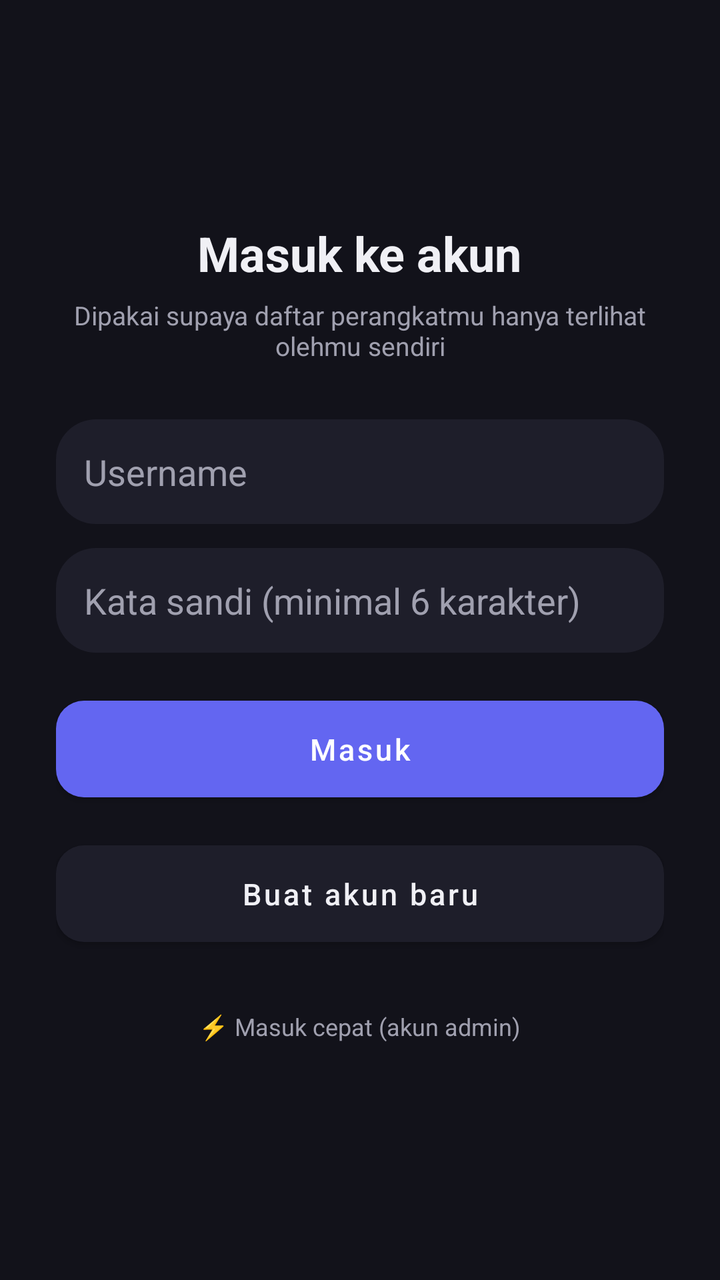
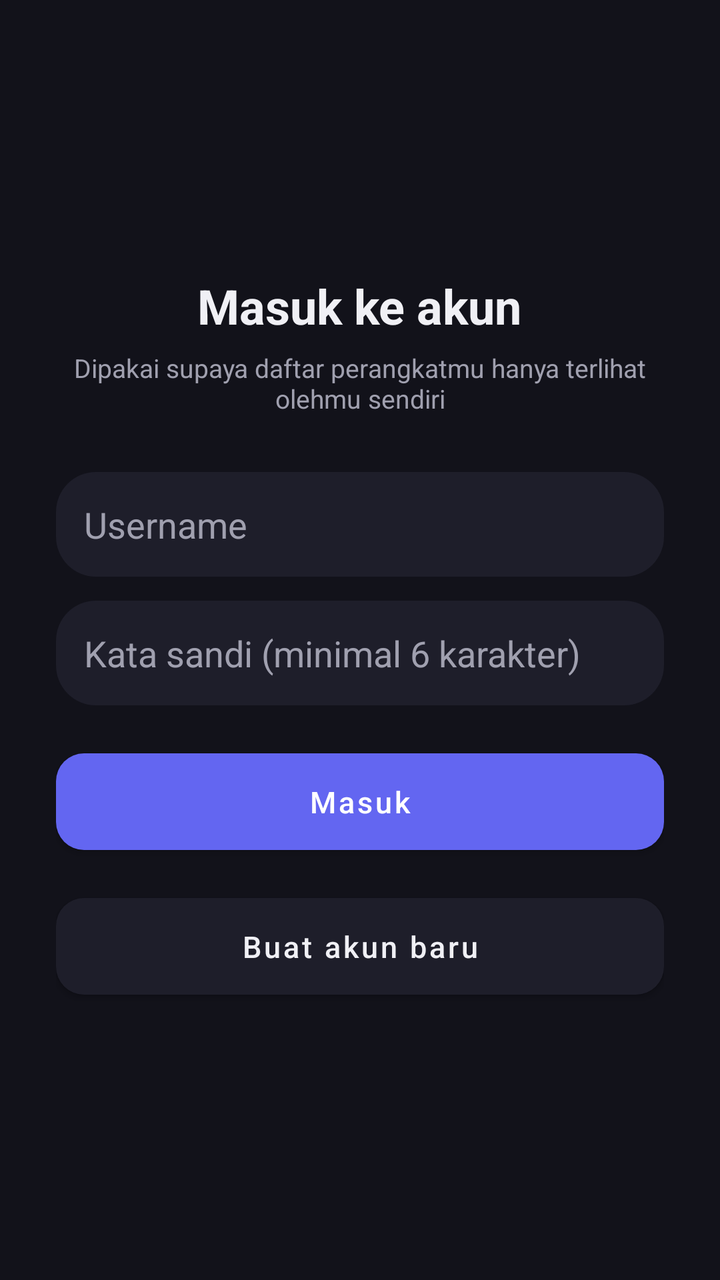

Before-and-after screenshots of an Android layout around one commit, followed by the original layout XML and the change that was made.
<!-- AndroidManifest.xml: application theme Theme.RemoteCtl -->
<!-- res/layout/activity_login.xml -->
<?xml version="1.0" encoding="utf-8"?>
<LinearLayout xmlns:android="http://schemas.android.com/apk/res/android"
    android:layout_width="match_parent"
    android:layout_height="match_parent"
    android:background="@color/bg"
    android:orientation="vertical"
    android:gravity="center"
    android:padding="28dp">

    <TextView
        android:layout_width="wrap_content"
        android:layout_height="wrap_content"
        android:text="Masuk ke akun"
        android:textColor="@color/text_primary"
        android:textSize="24sp"
        android:textStyle="bold" />

    <TextView
        android:layout_width="wrap_content"
        android:layout_height="wrap_content"
        android:layout_marginTop="6dp"
        android:layout_marginBottom="28dp"
        android:text="Dipakai supaya daftar perangkatmu hanya terlihat olehmu sendiri"
        android:textColor="@color/text_secondary"
        android:textSize="13sp"
        android:gravity="center" />

    <EditText
        android:id="@+id/editUsername"
        android:layout_width="match_parent"
        android:layout_height="wrap_content"
        android:background="@drawable/bg_card"
        android:padding="14dp"
        android:hint="Username"
        android:textColorHint="@color/text_secondary"
        android:textColor="@color/text_primary"
        android:inputType="text" />

    <EditText
        android:id="@+id/editPassword"
        android:layout_width="match_parent"
        android:layout_height="wrap_content"
        android:layout_marginTop="12dp"
        android:background="@drawable/bg_card"
        android:padding="14dp"
        android:hint="Kata sandi (minimal 6 karakter)"
        android:textColorHint="@color/text_secondary"
        android:textColor="@color/text_primary"
        android:inputType="textPassword" />

    <TextView
        android:id="@+id/txtError"
        android:layout_width="match_parent"
        android:layout_height="wrap_content"
        android:layout_marginTop="10dp"
        android:textColor="@color/danger"
        android:textSize="13sp"
        android:visibility="gone" />

    <com.google.android.material.button.MaterialButton
        android:id="@+id/btnLogin"
        style="@style/RoundedButton"
        android:layout_width="match_parent"
        android:layout_height="wrap_content"
        android:layout_marginTop="18dp"
        android:text="Masuk" />

    <com.google.android.material.button.MaterialButton
        android:id="@+id/btnRegister"
        style="@style/RoundedButton.Secondary"
        android:layout_width="match_parent"
        android:layout_height="wrap_content"
        android:layout_marginTop="12dp"
        android:text="Buat akun baru" />

    <TextView
        android:id="@+id/btnQuickLogin"
        android:layout_width="wrap_content"
        android:layout_height="wrap_content"
        android:layout_marginTop="20dp"
        android:padding="8dp"
        android:text="⚡ Masuk cepat (akun admin)"
        android:textColor="@color/text_secondary"
        android:textSize="12sp" />

</LinearLayout>
<!-- resources referenced by this layout -->
<resources>
  <color name="bg">#12121A</color>
  <color name="danger">#F87171</color>
  <color name="text_primary">#F0F0F5</color>
  <color name="text_secondary">#A0A0AF</color>
  <!-- drawable bg_card (drawable) -->
  <?xml version="1.0" encoding="utf-8"?>
  <shape xmlns:android="http://schemas.android.com/apk/res/android" android:shape="rectangle">
      <solid android:color="@color/surface" />
      <corners android:radius="20dp" />
  </shape>
  <style name="RoundedButton" parent="Widget.MaterialComponents.Button">
          <item name="cornerRadius">14dp</item>
          <item name="android:textAllCaps">false</item>
          <item name="android:textSize">15sp</item>
          <item name="android:paddingTop">14dp</item>
          <item name="android:paddingBottom">14dp</item>
          <item name="backgroundTint">@color/primary</item>
      </style>
  <style name="RoundedButton.Secondary">
          <item name="backgroundTint">@color/surface</item>
          <item name="android:textColor">@color/text_primary</item>
      </style>
  <style name="Theme.RemoteCtl" parent="Theme.MaterialComponents.DayNight.NoActionBar">
          <item name="colorPrimary">@color/primary</item>
          <item name="colorPrimaryDark">@color/primary_dark</item>
          <item name="colorAccent">@color/primary</item>
          <item name="android:windowBackground">@color/bg</item>
          <item name="android:textColorPrimary">@color/text_primary</item>
          <item name="android:textColorSecondary">@color/text_secondary</item>
      </style>
  <color name="surface">#1E1E2A</color>
  <color name="primary">#6366F1</color>
  <color name="primary_dark">#4F52DD</color>
</resources>

<!-- the commit's change to res/layout/activity_login.xml (unified diff, before → after) -->
@@ -73,14 +73,4 @@
         android:layout_marginTop="12dp"
         android:text="Buat akun baru" />
 
-    <TextView
-        android:id="@+id/btnQuickLogin"
-        android:layout_width="wrap_content"
-        android:layout_height="wrap_content"
-        android:layout_marginTop="20dp"
-        android:padding="8dp"
-        android:text="⚡ Masuk cepat (akun admin)"
-        android:textColor="@color/text_secondary"
-        android:textSize="12sp" />
-
 </LinearLayout>
